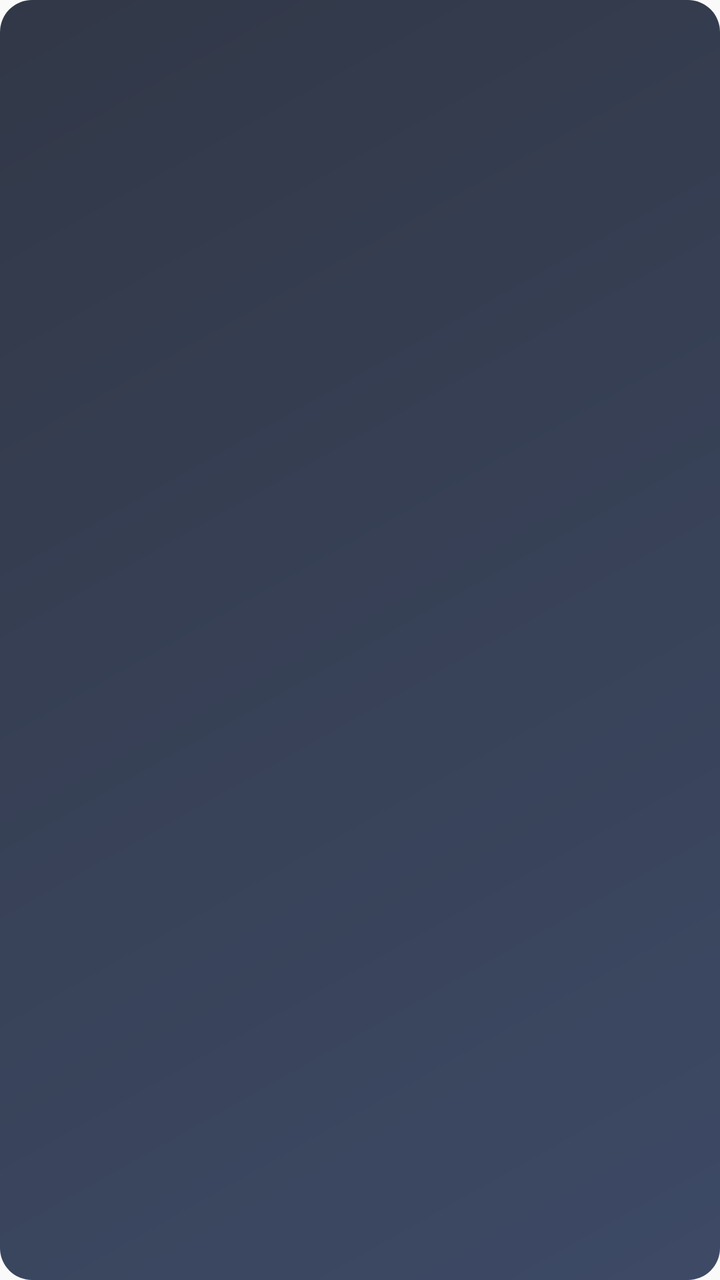
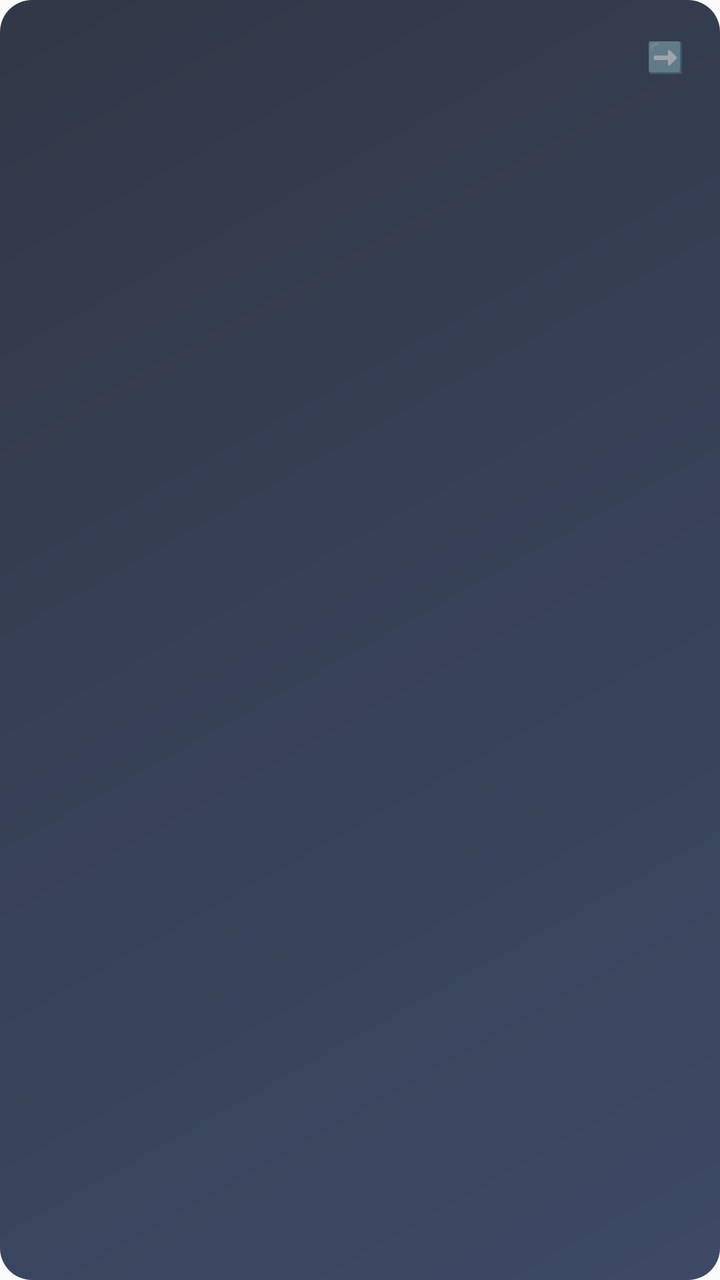

The first picture is an Android layout as it rendered before a commit; the second is the same layout after the commit. The layout source and the unified diff follow.
<!-- AndroidManifest.xml: application theme Theme.CampusGlass -->
<!-- res/layout/widget_today.xml -->
<?xml version="1.0" encoding="utf-8"?>
<LinearLayout xmlns:android="http://schemas.android.com/apk/res/android"
    android:id="@+id/widget_root"
    android:layout_width="match_parent"
    android:layout_height="match_parent"
    android:background="@drawable/widget_bg"
    android:orientation="vertical"
    android:padding="12dp">

    <TextView
        android:id="@+id/widget_title"
        android:layout_width="wrap_content"
        android:layout_height="wrap_content"
        android:textColor="#FFFFFF"
        android:textSize="13sp"
        android:textStyle="bold" />

    <TextView
        android:id="@+id/widget_date"
        android:layout_width="wrap_content"
        android:layout_height="wrap_content"
        android:textColor="#B3FFFFFF"
        android:textSize="10sp" />

    <LinearLayout
        android:id="@+id/widget_rows"
        android:layout_width="match_parent"
        android:layout_height="wrap_content"
        android:layout_marginTop="6dp"
        android:orientation="vertical" />
</LinearLayout>
<!-- resources referenced by this layout -->
<resources>
  <!-- drawable widget_bg (drawable) -->
  <?xml version="1.0" encoding="utf-8"?>
  <shape xmlns:android="http://schemas.android.com/apk/res/android"
      android:shape="rectangle">
      <gradient
          android:angle="135"
          android:startColor="#E6283655"
          android:endColor="#E61B2233" />
      <corners android:radius="16dp" />
  </shape>
  <style name="Theme.CampusGlass" parent="android:Theme.Material.Light.NoActionBar">
          <item name="android:statusBarColor">@android:color/transparent</item>
          <item name="android:navigationBarColor">@android:color/transparent</item>
          <item name="android:forceDarkAllowed">false</item>
          <item name="android:windowActivityTransitions">true</item>
      </style>
</resources>

<!-- the commit's change to res/layout/widget_today.xml (unified diff, before → after) -->
@@ -7,20 +7,42 @@
     android:orientation="vertical"
     android:padding="12dp">
 
-    <TextView
-        android:id="@+id/widget_title"
-        android:layout_width="wrap_content"
+    <LinearLayout
+        android:layout_width="match_parent"
         android:layout_height="wrap_content"
-        android:textColor="#FFFFFF"
-        android:textSize="13sp"
-        android:textStyle="bold" />
+        android:gravity="center_vertical"
+        android:orientation="horizontal">
 
-    <TextView
-        android:id="@+id/widget_date"
-        android:layout_width="wrap_content"
-        android:layout_height="wrap_content"
-        android:textColor="#B3FFFFFF"
-        android:textSize="10sp" />
+        <LinearLayout
+            android:layout_width="0dp"
+            android:layout_height="wrap_content"
+            android:layout_weight="1"
+            android:orientation="vertical">
+
+            <TextView
+                android:id="@+id/widget_title"
+                android:layout_width="wrap_content"
+                android:layout_height="wrap_content"
+                android:textColor="#FFFFFF"
+                android:textSize="13sp"
+                android:textStyle="bold" />
+
+            <TextView
+                android:id="@+id/widget_date"
+                android:layout_width="wrap_content"
+                android:layout_height="wrap_content"
+                android:textColor="#B3FFFFFF"
+                android:textSize="10sp" />
+        </LinearLayout>
+
+        <TextView
+            android:id="@+id/widget_next"
+            android:layout_width="wrap_content"
+            android:layout_height="wrap_content"
+            android:padding="6dp"
+            android:text="➡️"
+            android:textSize="15sp" />
+    </LinearLayout>
 
     <LinearLayout
         android:id="@+id/widget_rows"
